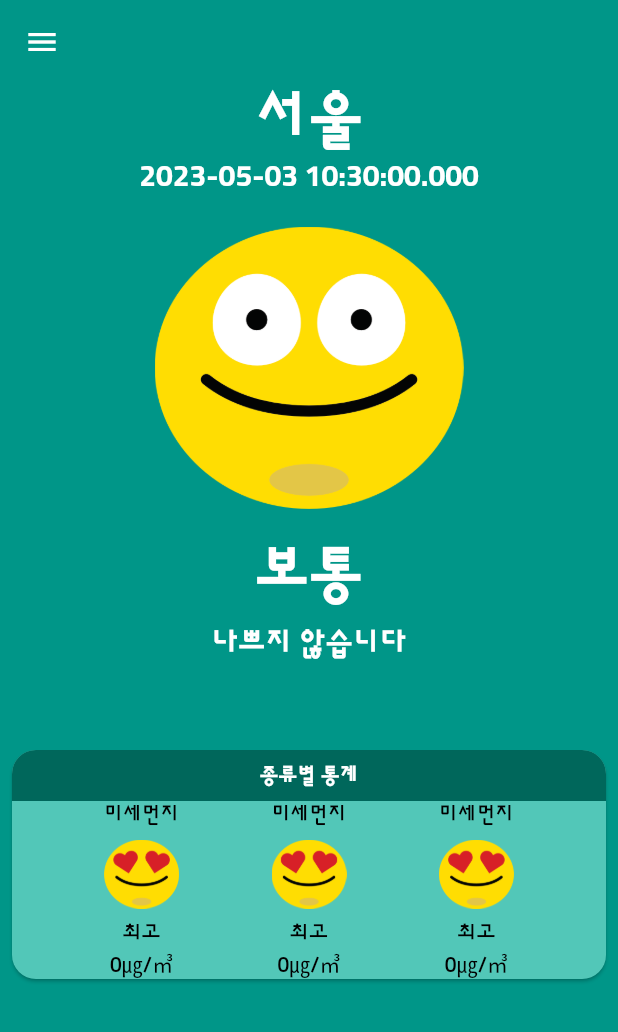
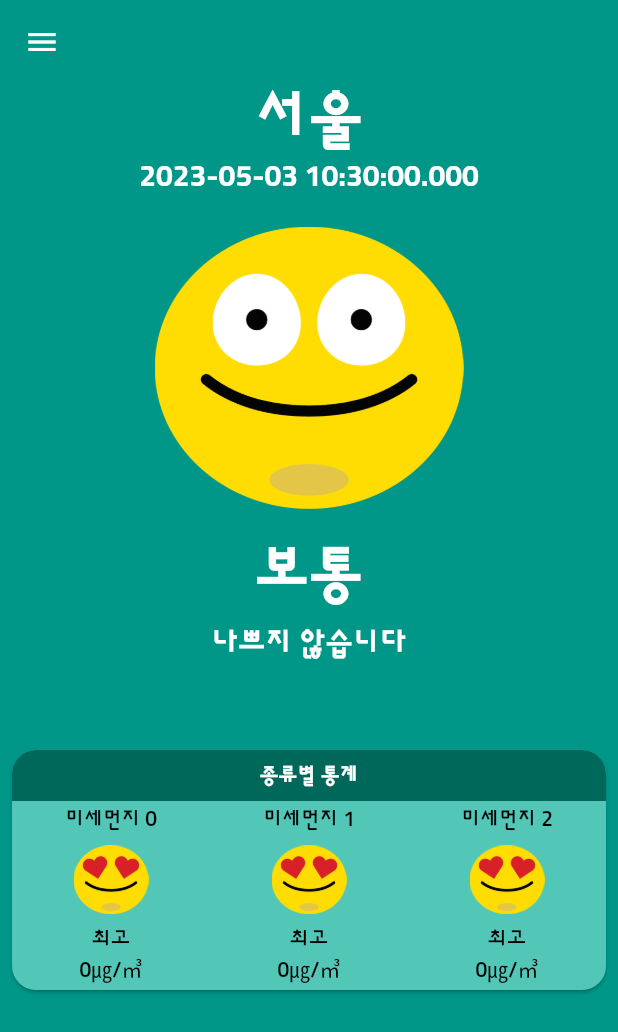
Before and after one commit to so0ng0970/fine_dust, a Flutter app: the screen it shows after launch, on a phone screen of 412 x 824 dp. Shown: the top 1032 px of the screen. Run offline on Flutter 3.47's test engine with Material 2 defaults, Android fonts, the phone set to English and light mode, and no system bars.

Commit message:
LayoutBuilder()

```diff
--- /dev/null
+++ b/lib/component/category_card.dart
@@ -0,0 +1,76 @@
+import 'package:fine_dust/component/main_stat.dart';
+import 'package:fine_dust/const/colors.dart';
+import 'package:flutter/material.dart';
+
+class CategoryCard extends StatelessWidget {
+  const CategoryCard({super.key});
+
+  @override
+  Widget build(BuildContext context) {
+    return SizedBox(
+      height: 160,
+      child: Card(
+        // 추가된 데코레이션이 있기 때문에 shape를 사용해서
+        // BorderRadius 사용해야한다
+        shape: const RoundedRectangleBorder(
+          borderRadius: BorderRadius.all(
+            Radius.circular(16.0),
+          ),
+        ),
+        margin: const EdgeInsets.symmetric(
+          horizontal: 8.0,
+        ),
+        color: lightColor,
+        child: LayoutBuilder(
+          builder: (context, constraint) {
+            return Column(
+              crossAxisAlignment: CrossAxisAlignment.stretch,
+              children: [
+                Container(
+                  decoration: const BoxDecoration(
+                    color: darkColor,
+                    borderRadius: BorderRadius.only(
+                      topLeft: Radius.circular(
+                        16.0,
+                      ),
+                      topRight: Radius.circular(
+                        16.0,
+                      ),
+                    ),
+                  ),
+                  child: const Padding(
+                    padding: EdgeInsets.all(8.0),
+                    child: Text(
+                      '종류별 통계',
+                      style: TextStyle(
+                        color: Colors.white,
+                        fontWeight: FontWeight.w700,
+                      ),
+                      textAlign: TextAlign.center,
+                    ),
+                  ),
+                ),
+                Expanded(
+                  child: ListView(
+                    scrollDirection: Axis.horizontal,
+                    // 조금만 넘겨도 다음페이지 보여줌
+                    physics: const PageScrollPhysics(),
+                    children: List.generate(
+                      15,
+                      (index) => MainStat(
+                          width: constraint.maxWidth / 3,
+                          category: '미세먼지 $index',
+                          imgPath: 'asset/image/best.png',
+                          level: '최고',
+                          stat: '0㎍/㎥'),
+                    ),
+                  ),
+                )
+              ],
+            );
+          },
+        ),
+      ),
+    );
+  }
+}
--- a/lib/component/main_stat.dart
+++ b/lib/component/main_stat.dart
@@ -9,12 +9,15 @@ class MainStat extends StatelessWidget {
   final String level;
 // 오염 수치
   final String stat;
+// 너비
+  final double width;
 
   const MainStat(
       {required this.category,
       required this.imgPath,
       required this.level,
       required this.stat,
+      required this.width,
       Key? key})
       : super(key: key);
 
@@ -24,7 +27,10 @@ class MainStat extends StatelessWidget {
       color: Colors.black,
     );
 
-    return Column(
+    return SizedBox(
+      width: width,
+      child: Column(
+        mainAxisAlignment: MainAxisAlignment.center,
         children: [
           Text(
             category,
@@ -49,6 +55,7 @@ class MainStat extends StatelessWidget {
             style: ts,
           )
         ],
+      ),
     );
   }
 }
--- a/lib/screen/home_screen.dart
+++ b/lib/screen/home_screen.dart
@@ -1,6 +1,6 @@
+import 'package:fine_dust/component/category_card.dart';
 import 'package:fine_dust/component/main_app_bar.dart';
 import 'package:fine_dust/component/main_drawer.dart';
-import 'package:fine_dust/component/main_stat.dart';
 import 'package:fine_dust/const/colors.dart';
 import 'package:flutter/material.dart';
 
@@ -17,73 +17,13 @@ class HomeScreen extends StatelessWidget {
         slivers: [
           const MainAppBar(),
           SliverToBoxAdapter(
-              child: Column(
-            crossAxisAlignment: CrossAxisAlignment.stretch,
-            children: [
-              Card(
-                // 추가된 데코레이션이 있기 때문에 shape를 사용해서
-                // BorderRadius 사용해야한다
-                shape: const RoundedRectangleBorder(
-                  borderRadius: BorderRadius.all(
-                    Radius.circular(16.0),
-                  ),
-                ),
-                margin: const EdgeInsets.symmetric(
-                  horizontal: 8.0,
-                ),
-                color: lightColor,
-                child: Column(
-                  crossAxisAlignment: CrossAxisAlignment.stretch,
-                  children: [
-                    Container(
-                      decoration: const BoxDecoration(
-                        color: darkColor,
-                        borderRadius: BorderRadius.only(
-                          topLeft: Radius.circular(
-                            16.0,
-                          ),
-                          topRight: Radius.circular(
-                            16.0,
-                          ),
-                        ),
-                      ),
-                      child: const Padding(
-                        padding: EdgeInsets.all(8.0),
-                        child: Text(
-                          '종류별 통계',
-                          style: TextStyle(
-                            color: Colors.white,
-                            fontWeight: FontWeight.w700,
-                          ),
-                          textAlign: TextAlign.center,
-                        ),
-                      ),
-                    ),
-                    Row(
-                      mainAxisAlignment: MainAxisAlignment.spaceEvenly,
-                      children: const [
-                        MainStat(
-                            category: '미세먼지',
-                            imgPath: 'asset/image/best.png',
-                            level: '최고',
-                            stat: '0㎍/㎥'),
-                        MainStat(
-                            category: '미세먼지',
-                            imgPath: 'asset/image/best.png',
-                            level: '최고',
-                            stat: '0㎍/㎥'),
-                        MainStat(
-                            category: '미세먼지',
-                            imgPath: 'asset/image/best.png',
-                            level: '최고',
-                            stat: '0㎍/㎥')
-                      ],
-                    )
-                  ],
-                ),
-              ),
-            ],
-          ))
+            child: Column(
+              crossAxisAlignment: CrossAxisAlignment.stretch,
+              children: const [
+                CategoryCard(),
+              ],
+            ),
+          )
         ],
       ),
     );
```
Lines whose indentation alone changed are shown as unchanged.
